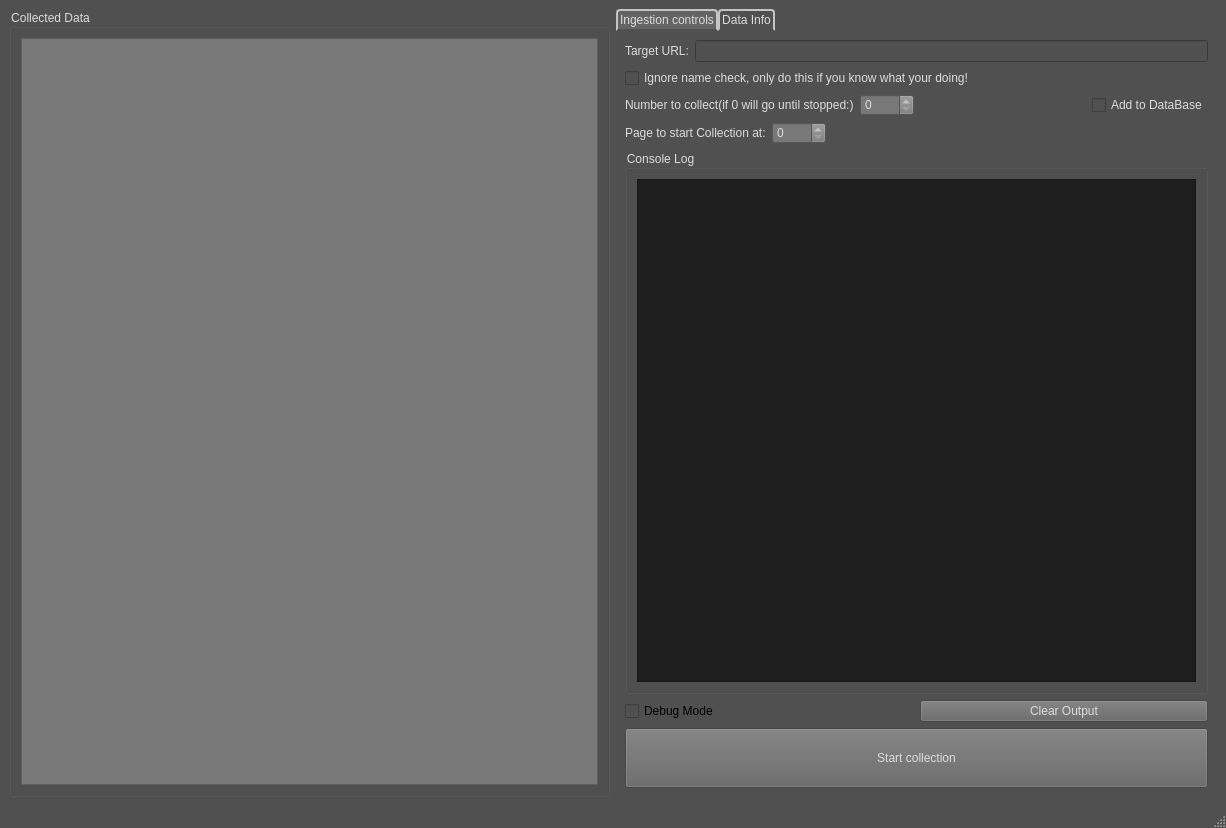
Above: venv/Benzaiten_UI/main_window.ui from michaelhmt/Benzaiten_mrk4_ before the change. Below: the same form after it.
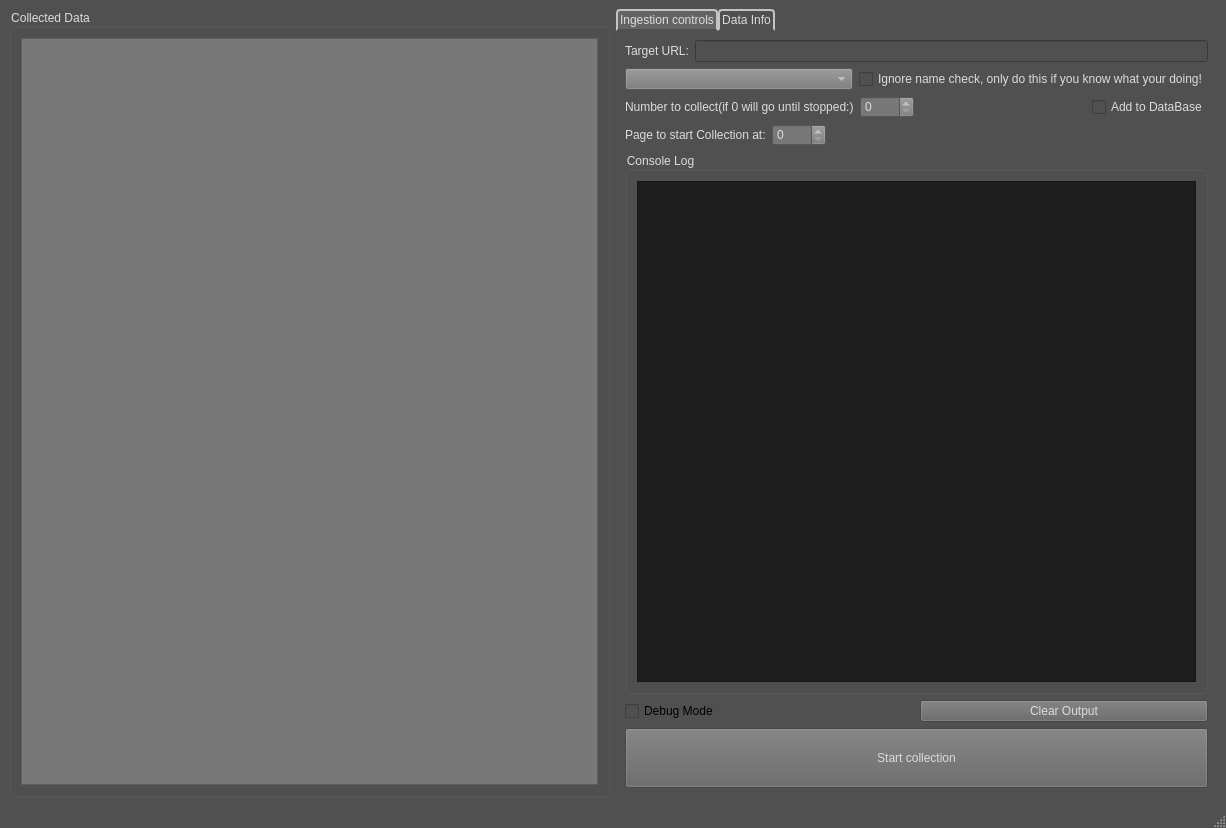
That is the form after the change.

Diff of the .ui file:
```diff
--- a/venv/Benzaiten_UI/main_window.ui
+++ b/venv/Benzaiten_UI/main_window.ui
@@ -138,6 +138,18 @@
          </layout>
         </item>
         <item>
+         <layout class="QHBoxLayout" name="horizontalLayout_5">
+          <item>
+           <widget class="QComboBox" name="Ingest_mode">
+            <property name="styleSheet">
+             <string notr="true">QComboBox{
+color: rgb(220, 220, 220);
+background: rgb(120, 120, 120)
+}</string>
+            </property>
+           </widget>
+          </item>
+          <item>
          <widget class="QCheckBox" name="ignore_name_check">
           <property name="styleSheet">
            <string notr="true">QCheckBox{
@@ -148,6 +160,8 @@
            <string>Ignore name check, only do this if you know what your doing!</string>
           </property>
          </widget>
+          </item>
+         </layout>
         </item>
         <item>
          <layout class="QHBoxLayout" name="horizontalLayout_2">
```
Lines whose indentation alone changed are shown as unchanged.
